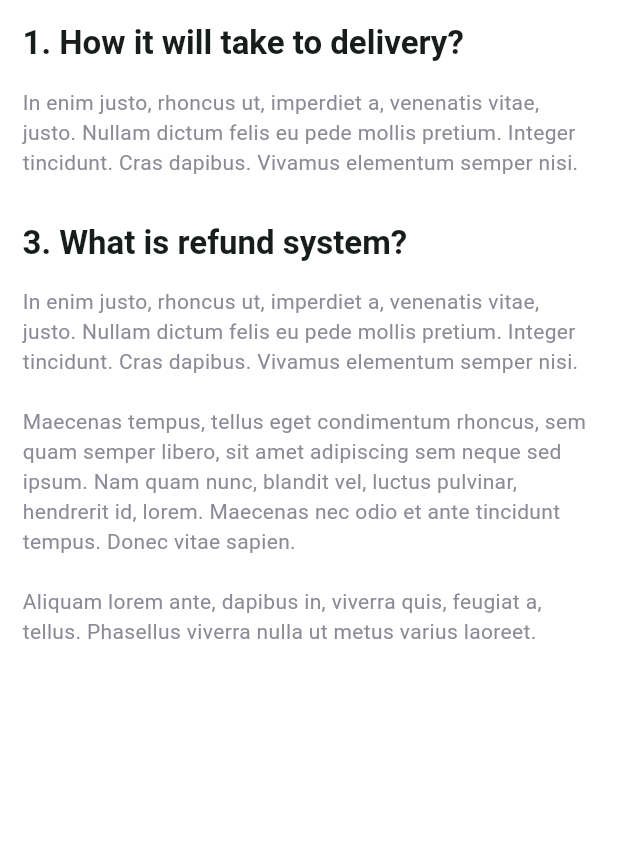
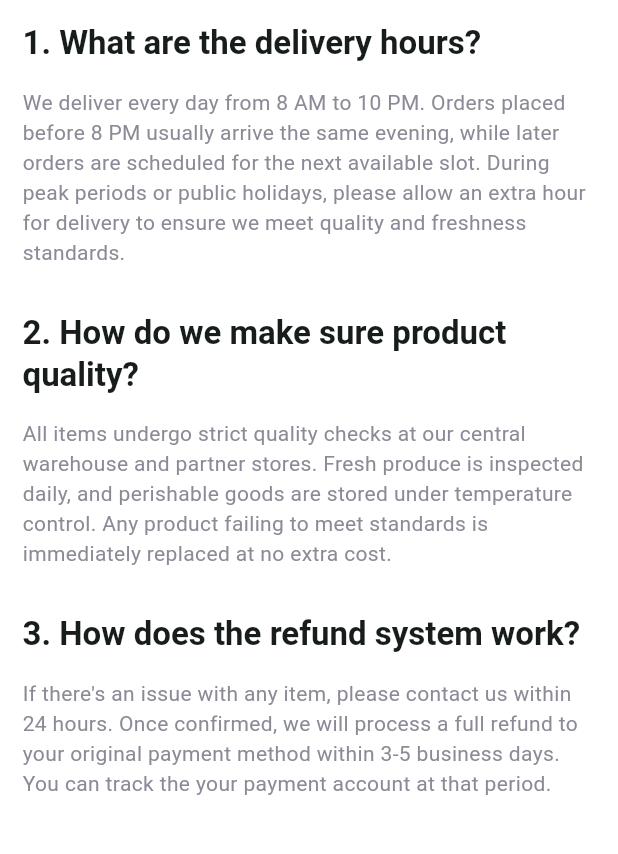
Before and after one commit to LIXINGCHEN-CPP/new_ass, a Flutter app: the FAQPage screen opened by its route, on a phone screen of 412 x 824 dp, the part 84-938 px from its top. Run offline on Flutter 3.47's test engine with Material 3 defaults, Android fonts, the phone set to English and light mode, and no system bars; our stand-ins replace cached_network_image, carousel_slider, flutter_credit_card, flutter_svg, form_field_validator; network calls fail; Roboto replaces fonts that are missing (Gilroy).

Commit message:
Change_Menu

```diff
--- a/lib/views/drawer/about_us_page.dart
+++ b/lib/views/drawer/about_us_page.dart
@@ -26,7 +26,10 @@ class AboutUsPage extends StatelessWidget {
             ),
             const SizedBox(height: AppDefaults.padding),
             const Text(
-                '''In enim justo, rhoncus ut, imperdiet a, venenatis vitae, justo. Nullam dictum felis eu pede mollis pretium. Integer tincidunt. Cras dapibus. Vivamus elementum semper nisi. Aenean vulputate eleifend tellus. Aenean leo ligula, porttitor eu, consequat vitae, eleifend ac, enim. Aliquam lorem ante, dapibus in, viverra quis, feugiat a, tellus. Phasellus viverra nulla ut metus varius laoreet. Quisque rutrum. Aenean imperdiet. Etiam ultricies nisi vel augue. Curabitur ullamcorper ultricies nisi. Nam eget dui. Etiam rhoncus.\n\nMaecenas tempus, tellus eget condimentum rhoncus, sem quam semper libero, sit amet adipiscing sem neque sed ipsum. Nam quam nunc, blandit vel, luctus pulvinar, hendrerit id, lorem. Maecenas nec odio et ante tincidunt tempus. Donec vitae sapien.\n\nAliquam lorem ante, dapibus in, viverra quis, feugiat a, tellus. Phasellus viverra nulla ut metus varius laoreet.''')
+                '''
+eGrocery is our online one-stop destination for fresh produce and everyday essentials, delivering the trusted shopping experience you love from our shop directly to your door.      \n
+Our Mission is to empower everyone with the confidence and convenience of premium ingredients, while using technology to simplify every step of the shopping journey.      \n
+Our vision is to become one trusted online marketplace, seamlessly blending quality and convenience for every family. and we follow quality first and maintain strict sourcing standards and full traceability across our supply chain.      \n ''')
           ],
         ),
       ),
--- a/lib/views/drawer/components/help_topics.dart
+++ b/lib/views/drawer/components/help_topics.dart
@@ -24,23 +24,23 @@ class HelpTopics extends StatelessWidget {
         ),
         const SizedBox(height: AppDefaults.padding / 2),
         AppSettingsListTile(
-          label: 'My Account',
+          label: 'My account',
           trailing: SvgPicture.asset(AppIcons.right),
         ),
         AppSettingsListTile(
-          label: 'Payment and Wallet',
+          label: 'Payment method and Wallet',
           trailing: SvgPicture.asset(AppIcons.right),
         ),
         AppSettingsListTile(
-          label: 'Shipping & Delivery',
+          label: 'Shipping and Delivery',
           trailing: SvgPicture.asset(AppIcons.right),
         ),
         AppSettingsListTile(
-          label: 'Vouchers & Promotions',
+          label: 'Vouchers and Promotion',
           trailing: SvgPicture.asset(AppIcons.right),
         ),
         AppSettingsListTile(
-          label: 'Ordering',
+          label: 'Order tracking',
           trailing: SvgPicture.asset(AppIcons.right),
         ),
       ],
--- a/lib/views/drawer/components/top_questions.dart
+++ b/lib/views/drawer/components/top_questions.dart
@@ -24,23 +24,23 @@ class TopQuestions extends StatelessWidget {
         ),
         const SizedBox(height: AppDefaults.padding / 2),
         AppSettingsListTile(
-          label: 'How do I return my Items',
+          label: 'How do I checkout my items',
           trailing: SvgPicture.asset(AppIcons.right),
         ),
         AppSettingsListTile(
-          label: 'How to use collection point?',
+          label: 'How to use voucher promotion?',
           trailing: SvgPicture.asset(AppIcons.right),
         ),
         AppSettingsListTile(
-          label: 'What is Grocery?',
+          label: 'How to buy one new packet?',
           trailing: SvgPicture.asset(AppIcons.right),
         ),
         AppSettingsListTile(
-          label: 'How can i add new delivery address?',
+          label: 'How can I add new delivery address?',
           trailing: SvgPicture.asset(AppIcons.right),
         ),
         AppSettingsListTile(
-          label: 'How can i avail Sticker Price?',
+          label: 'How can I get the order status?',
           trailing: SvgPicture.asset(AppIcons.right),
         ),
       ],
--- a/lib/views/drawer/faq_page.dart
+++ b/lib/views/drawer/faq_page.dart
@@ -16,13 +16,17 @@ class FAQPage extends StatelessWidget {
       body: const Column(
         children: [
           TitleAndParagraph(
-              title: '1. How it will take to delivery?',
+              title: '1. What are the delivery hours?',
               paragraph:
-                  '''In enim justo, rhoncus ut, imperdiet a, venenatis vitae, justo. Nullam dictum felis eu pede mollis pretium. Integer tincidunt. Cras dapibus. Vivamus elementum semper nisi.'''),
+                  '''We deliver every day from 8 AM to 10 PM. Orders placed before 8 PM usually arrive the same evening, while later orders are scheduled for the next available slot. During peak periods or public holidays, please allow an extra hour for delivery to ensure we meet quality and freshness standards.'''),
           TitleAndParagraph(
-              title: '3. What is refund system?',
+              title: '2. How do we make sure product quality?',
               paragraph:
-                  '''In enim justo, rhoncus ut, imperdiet a, venenatis vitae, justo. Nullam dictum felis eu pede mollis pretium. Integer tincidunt. Cras dapibus. Vivamus elementum semper nisi.\n\nMaecenas tempus, tellus eget condimentum rhoncus, sem quam semper libero, sit amet adipiscing sem neque sed ipsum. Nam quam nunc, blandit vel, luctus pulvinar, hendrerit id, lorem. Maecenas nec odio et ante tincidunt tempus. Donec vitae sapien.\n\nAliquam lorem ante, dapibus in, viverra quis, feugiat a, tellus. Phasellus viverra nulla ut metus varius laoreet.'''),
+                  '''All items undergo strict quality checks at our central warehouse and partner stores. Fresh produce is inspected daily, and perishable goods are stored under temperature control. Any product failing to meet standards is immediately replaced at no extra cost.'''),
+          TitleAndParagraph(
+              title: '3. How does the refund system work?',
+              paragraph:
+                  '''If there's an issue with any item, please contact us within 24 hours. Once confirmed, we will process a full refund to your original payment method within 3-5 business days. You can track the your payment account at that period.'''),
         ],
       ),
     );
--- a/lib/views/drawer/terms_and_conditions_page.dart
+++ b/lib/views/drawer/terms_and_conditions_page.dart
@@ -17,24 +17,26 @@ class TermsAndConditionsPage extends StatelessWidget {
         children: [
           TitleAndParagraph(
               isTitleHeadline: false,
-              title: 'General site usage last revised\nDecember 12-01-2020.',
+              title: 'General site usage last revised\n 23-05-2025.',
               paragraph:
-                  '''Welcome to www.saydulmoon.info. Officia irure irure anim nisi exercitation velit cupidatat qui Lorem id ad. Amet quis occaecat quis voluptate cupidatat quis irure irure consequat irure.'''),
+                  '''Welcome to eGrocery. By accessing or using our app and services, you agree to be bound by these Terms & Conditions. Please read them carefully before placing any orders.'''),
           TitleAndParagraph(
               isTitleHeadline: false,
               title: '1. Agreement',
               paragraph:
-                  '''Officia irure irure anim nisi exercitation velit cupidatat qui Lorem id ad. Amet quis occaecat quis voluptate cupidatat quis irure irure consequat irure.'''),
+                  '''By creating an account or placing an order, you confirm that you are at least 18 years old and legally capable of entering into binding contracts. You agree to comply with all applicable laws and regulations in connection with your use of eGrocery.'''),
           TitleAndParagraph(
               isTitleHeadline: false,
               title: '2. Account',
               paragraph:
-                  '''Officia irure irure anim nisi exercitation velit cupidatat qui Lorem id ad. Amet quis occaecat quis voluptate cupidatat quis irure irure consequat irure.'''),
+                  '''To place orders, you must register with accurate and up-to-date information. You are responsible for maintaining the confidentiality of your login credentials and for all activities under your account. Notify us immediately if you suspect any unauthorized use.'''),
           TitleAndParagraph(
               isTitleHeadline: false,
-              title: '3. Relationship With Groceries',
+              title: '3. Changes to Terms',
               paragraph:
-                  '''Officia irure irure anim nisi exercitation velit cupidatat qui Lorem id ad. Amet quis occaecat quis voluptate cupidatat quis irure irure consequat irure.Officia irure irure anim nisi exercitation velit cupidatat qui Lorem id ad. Amet quis occaecat quis '''),
+                  '''We may update these Terms & Conditions from time to time. The last revised date above reflects the most recent update. Continued use of eGrocery after changes constitutes your acceptance of the new terms.
+
+'''),
         ],
       ),
     );
--- a/lib/views/onboarding/data/onboarding_data.dart
+++ b/lib/views/onboarding/data/onboarding_data.dart
@@ -7,7 +7,7 @@ class OnboardingData {
       imageUrl: AppImages.onboarding1,
       headline: 'Discover popular and new products',
       description:
-          'Browse handpicked items from top-rated sellers across all categories.',
+          'Browse trending items and new arrivals for top deals and fresh inspiration.',
     ),
     OnboardingModel(
       imageUrl: AppImages.onboarding2,
```
Also changed, not shown: lib/views/drawer/contact_us_page.dart (+5 -5 lines), assets/icons/google_icon.svg, assets/icons/google_icon_rounded.svg, lib/views/drawer/help_page.dart (line endings or trailing spaces), 4 other files.
